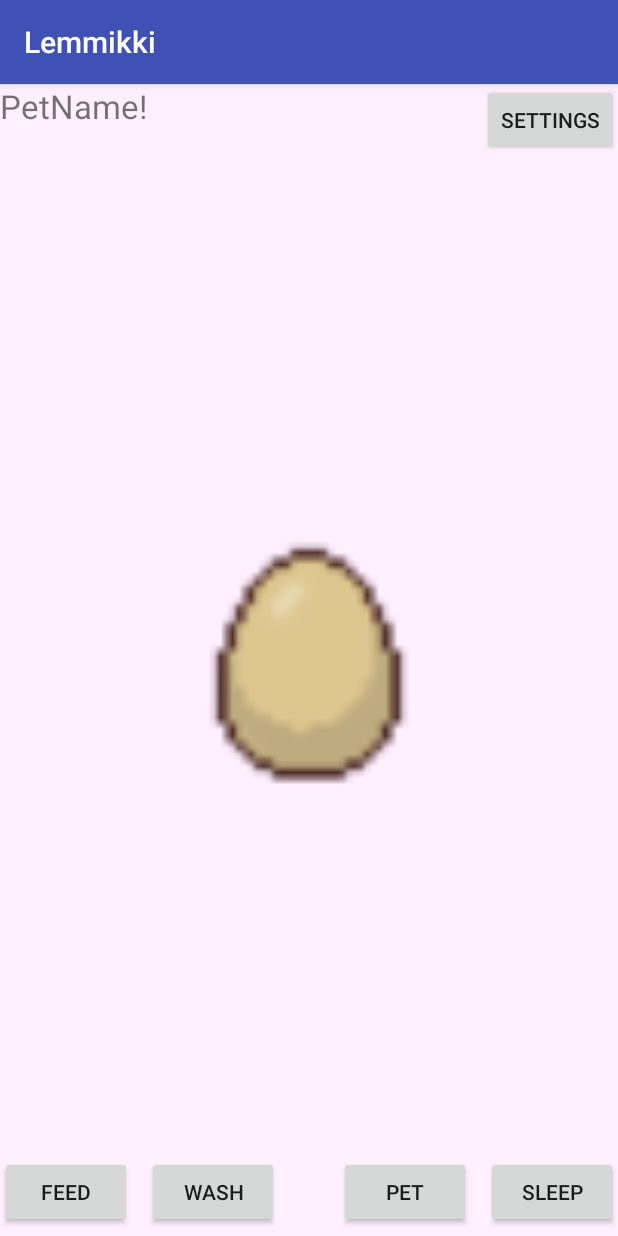
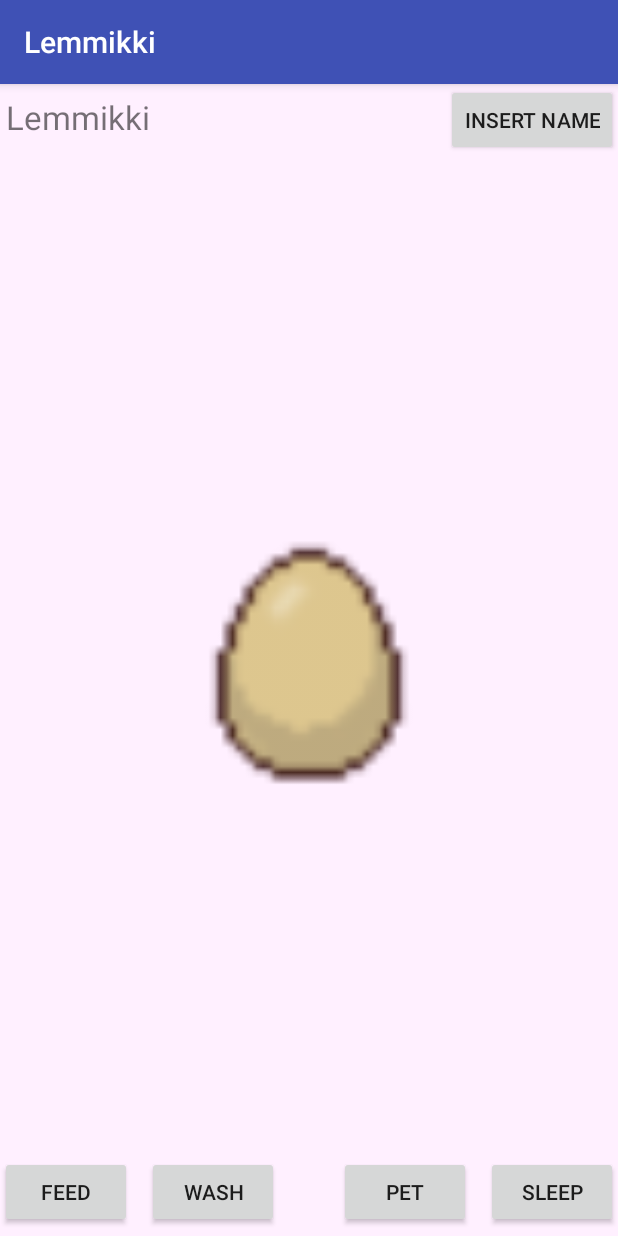
Before and after one commit to ToveVirtanen/Lemmikki, an Android app: the screen it shows after launch (MainActivity), on a phone screen of 412 x 824 dp. Run offline under Robolectric (Android 15) with nearby library versions, the phone set to English and light mode, and no system bars.

Commit message:
Это самая последняя и самая неработающая версия.

```diff
--- a/app/src/main/res/layout/activity_main.xml
+++ b/app/src/main/res/layout/activity_main.xml
@@ -8,30 +8,15 @@
     android:id="@+id/main_container">
 
 
-    <TextView
-        android:id="@+id/TextView1"
-        android:layout_width="wrap_content"
-        android:layout_height="wrap_content"
-        android:text="My Pet!"
-        android:layout_centerVertical="true"
-        android:layout_centerHorizontal="true"
-        />
-
-    <TextView
-        android:id="@+id/TextView2"
-        android:layout_width="wrap_content"
-        android:layout_height="wrap_content"
-        android:layout_centerHorizontal="true"
-        android:layout_below="@id/TextView1"
-        android:text="Now it's ****!"
-        />
 
     <TextView
         android:id="@+id/TextView3"
         android:layout_width="wrap_content"
         android:layout_height="wrap_content"
-        android:text="PetName!"
+        android:text="Lemmikki"
         android:textSize="10pt"
+        android:layout_marginTop="7dp"
+        android:layout_marginLeft="4dp"
         />
 
     <EditText
@@ -41,7 +26,6 @@
         android:visibility="invisible"
         android:textSize="10pt"
         />
-
 
 
     <Button
@@ -94,13 +78,16 @@
         android:text="Settings"
         android:layout_alignParentTop="true"
         android:layout_alignParentEnd="true"
+        android:visibility="gone"
         />
 
     <Button
         android:id="@+id/button6"
         android:layout_width="wrap_content"
         android:layout_height="wrap_content"
-        android:visibility="invisible"
+        android:layout_alignParentEnd="true"
+        android:text="Insert name"
+        android:visibility="visible"
         />
 
     <ImageView
```
Also changed, not shown: app/src/main/java/com/example/user/lemmikki/MainActivity.java (+25 -11 lines).
